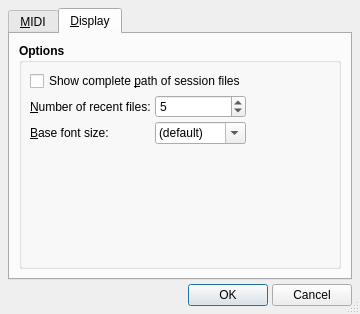
Before: the Qt Designer form src/qxgeditOptionsForm.ui in rncbc/qxgedit, drawn with Qt 5.
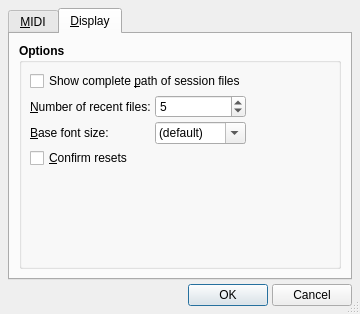
After: the same form once the commit is applied. The open tabs and pages were chosen to show the change. Icons and pictures are not drawn.

What changed in the file:
```diff
--- a/src/qxgeditOptionsForm.ui
+++ b/src/qxgeditOptionsForm.ui
@@ -309,7 +309,26 @@
             </item>
            </widget>
           </item>
-          <item row="3" column="0" colspan="3">
+          <item row="3" column="0" colspan="2" >
+           <widget class="QCheckBox" name="ConfirmResetCheckBox" >
+            <property name="font" >
+             <font>
+              <weight>50</weight>
+              <bold>false</bold>
+             </font>
+            </property>
+            <property name="toolTip" >
+             <string>Whether to ask for confirmation on parameter reset</string>
+            </property>
+            <property name="text" >
+             <string>&amp;Confirm resets</string>
+            </property>
+            <property name="shortcut" >
+             <string>Alt+C</string>
+            </property>
+           </widget>
+          </item>
+          <item row="4" column="0" colspan="3">
            <spacer>
             <property name="orientation">
              <enum>Qt::Vertical</enum>
```
Left out of the diff: 1 changed line with no effect on the pictures.
